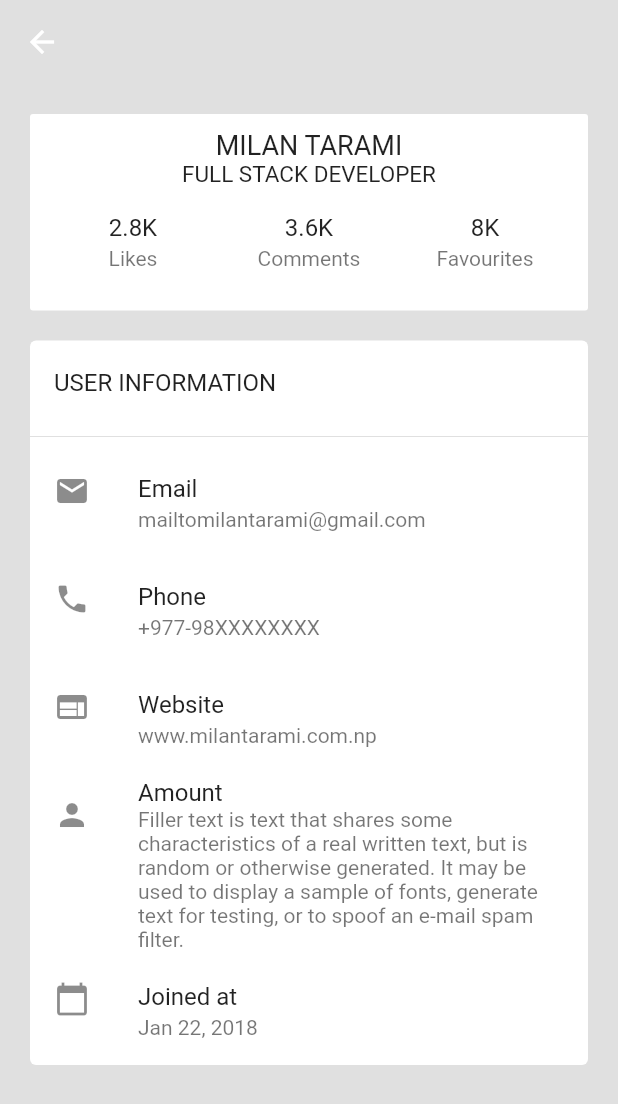
After one commit to milantarami/flutter-ui-challanges-accepted, a Flutter app: the Profile3 screen opened by its route, on a phone screen of 412 x 824 dp. The commit adds this screen. Shown: the top 1104 px of the screen. Run offline on Flutter 3.47's test engine with Material 2 defaults, Android fonts, the phone set to English and light mode, and no system bars.

Commit message:
✨ profile 3 UI

```diff
--- a/lib/main.dart
+++ b/lib/main.dart
@@ -5,6 +5,7 @@ import './home.dart';
 // profiles
 import './src/profile/profile_1.dart';
 import './src/profile/profile_2.dart';
+import './src/profile/profile_3.dart';
 
 void main() {
   runApp(const MyApp());
@@ -34,6 +35,7 @@ class MyApp extends StatelessWidget {
       routes: {
         Profile1.routeName: (context) => const Profile1(),
         Profile2.routeName: (context) => Profile2(),
+        Profile3.routeName: (context) => const Profile3(),
       },
       debugShowCheckedModeBanner: false,
     );
--- a/lib/src/navigation.dart
+++ b/lib/src/navigation.dart
@@ -2,6 +2,7 @@ import 'package:flutter/material.dart';
 
 import '../src/profile/profile_1.dart';
 import '../src/profile/profile_2.dart';
+import '../src/profile/profile_3.dart';
 
 class Navigation extends StatelessWidget {
   const Navigation({Key? key}) : super(key: key);
@@ -30,6 +31,12 @@ class Navigation extends StatelessWidget {
                   onTap: () {
                     Navigator.pushNamed(context, Profile2.routeName);
                   },
+                ),
+                ListTile(
+                  title: const Text('Profile 3'),
+                  onTap: () {
+                    Navigator.pushNamed(context, Profile3.routeName);
+                  },
                 )
               ],
             )
--- /dev/null
+++ b/lib/src/profile/profile_3.dart
@@ -0,0 +1,235 @@
+import 'package:flutter/material.dart';
+
+class Profile3 extends StatelessWidget {
+  static const String routeName = 'profiles/profile3';
+
+  const Profile3({Key? key}) : super(key: key);
+
+  @override
+  Widget build(BuildContext context) {
+    return Scaffold(
+      appBar: AppBar(
+        backgroundColor: Colors.transparent,
+        elevation: 0,
+      ),
+      backgroundColor: const Color(0xFFE0E0E0),
+      body: SingleChildScrollView(
+        child: Column(
+          children: <Widget>[
+            Container(
+              width: double.infinity,
+              margin: const EdgeInsets.all(20),
+              padding: const EdgeInsets.all(10),
+              decoration: BoxDecoration(
+                color: const Color(0xFFFFFFFF),
+                borderRadius: BorderRadius.circular(2),
+              ),
+              child: Column(
+                children: [
+                  Text(
+                    'Milan Tarami'.toUpperCase(),
+                    style: const TextStyle(
+                      fontSize: 18,
+                    ),
+                  ),
+                  Text(
+                    'Full Stack Developer'.toUpperCase(),
+                    style: const TextStyle(
+                      fontSize: 15,
+                    ),
+                  ),
+                  Row(
+                    children: const <Widget>[
+                      Expanded(
+                        child: ListTile(
+                          title: Text(
+                            '2.8K',
+                            textAlign: TextAlign.center,
+                          ),
+                          subtitle: Text(
+                            'Likes',
+                            textAlign: TextAlign.center,
+                          ),
+                        ),
+                      ),
+                      Expanded(
+                        child: ListTile(
+                          title: Text(
+                            '3.6K',
+                            textAlign: TextAlign.center,
+                          ),
+                          subtitle: Text(
+                            'Comments',
+                            textAlign: TextAlign.center,
+                          ),
+                        ),
+                      ),
+                      Expanded(
+                        child: ListTile(
+                          title: Text(
+                            '8K',
+                            textAlign: TextAlign.center,
+                          ),
+                          subtitle: Text(
+                            'Favourites',
+                            textAlign: TextAlign.center,
+                          ),
+                        ),
+                      ),
+                    ],
+                  )
+                ],
+              ),
+            ),
+            Container(
+              margin: const EdgeInsets.only(left: 20, right: 20, bottom: 30),
+              decoration: BoxDecoration(
+                color: const Color(0xFFFFFFFF),
+                borderRadius: BorderRadius.circular(4),
+              ),
+              child: Column(
+                children: <Widget>[
+                  ListTile(
+                    title: Text(
+                      'User Information'.toUpperCase(),
+                    ),
+                  ),
+                  const Divider(),
+                  const ListTile(
+                    leading: Icon(Icons.mail),
+                    title: Text('Email'),
+                    subtitle: Text('mailtomilantarami@gmail.com'),
+                  ),
+                  const ListTile(
+                    leading: Icon(Icons.phone),
+                    title: Text('Phone'),
+                    subtitle: Text('+977-98XXXXXXXX'),
+                  ),
+                  const ListTile(
+                    leading: Icon(Icons.web),
+                    title: Text('Website'),
+                    subtitle: Text('www.milantarami.com.np'),
+                  ),
+                  const ListTile(
+                    leading: Icon(Icons.person),
+                    title: Text('Amount'),
+                    subtitle: Text(
+                        'Filler text is text that shares some characteristics of a real written text, but is random or otherwise generated. It may be used to display a sample of fonts, generate text for testing, or to spoof an e-mail spam filter.'),
+                  ),
+                  const ListTile(
+                    leading: Icon(Icons.calendar_today),
+                    title: Text('Joined at'),
+                    subtitle: Text('Jan 22, 2018'),
+                  ),
+                ],
+              ),
+            )
+          ],
+        ),
+      ),
+    );
+  }
+
+  Container _build(BuildContext context) {
+    return Container(
+      child: SingleChildScrollView(
+        child: Container(
+          padding: const EdgeInsets.all(20),
+          height: double.infinity,
+          width: double.infinity,
+          child: Column(
+            mainAxisAlignment: MainAxisAlignment.center,
+            crossAxisAlignment: CrossAxisAlignment.center,
+            children: <Widget>[
+              Card(
+                child: Container(
+                  width: double.infinity,
+                  margin: const EdgeInsets.all(20),
+                  child: Column(
+                    children: <Widget>[
+                      const Text(
+                        'Little Butterfly',
+                        style: TextStyle(fontSize: 18),
+                      ),
+                      const SizedBox(height: 10),
+                      const Text(
+                        'Product Designer',
+                        style: TextStyle(fontSize: 18),
+                      ),
+                      const Text(
+                        'Devdaha, Rupandehi, Nepal',
+                        style: TextStyle(fontSize: 14),
+                      ),
+                      Row(
+                        children: const <Widget>[
+                          Expanded(
+                            child: ListTile(
+                              title: Text('285'),
+                              subtitle: Text('Likes'),
+                            ),
+                          ),
+                          Expanded(
+                            child: ListTile(
+                              title: Text('285'),
+                              subtitle: Text('Comments'),
+                            ),
+                          ),
+                          Expanded(
+                            child: ListTile(
+                              title: Text('285'),
+                              subtitle: Text('Favouries'),
+                            ),
+                          ),
+                        ],
+                      )
+                    ],
+                  ),
+                ),
+              ),
+              Container(
+                decoration: BoxDecoration(
+                  color: Colors.white,
+                  borderRadius: BorderRadius.circular(5.0),
+                ),
+                child: Column(
+                  children: const <Widget>[
+                    ListTile(
+                      title: Text("User information"),
+                    ),
+                    Divider(),
+                    ListTile(
+                      title: Text("Email"),
+                      subtitle: Text("butterfly.little@gmail.com"),
+                      leading: Icon(Icons.email),
+                    ),
+                    ListTile(
+                      title: Text("Phone"),
+                      subtitle: Text("+977-9815225566"),
+                      leading: Icon(Icons.phone),
+                    ),
+                    ListTile(
+                      title: Text("Website"),
+                      subtitle: Text("https://www.littlebutterfly.com"),
+                      leading: Icon(Icons.web),
+                    ),
+                    ListTile(
+                      title: Text("About"),
+                      subtitle: Text(
+                          "Lorem ipsum, dolor sit amet consectetur adipisicing elit. Nulla, illo repellendus quas beatae reprehenderit nemo, debitis explicabo officiis sit aut obcaecati iusto porro? Exercitationem illum consequuntur magnam eveniet delectus ab."),
+                      leading: Icon(Icons.person),
+                    ),
+                    ListTile(
+                      title: Text("Joined Date"),
+                      subtitle: Text("15 February 2019"),
+                      leading: Icon(Icons.calendar_view_day),
+                    ),
+                  ],
+                ),
+              ),
+            ],
+          ),
+        ),
+      ),
+    );
+  }
+}
```
